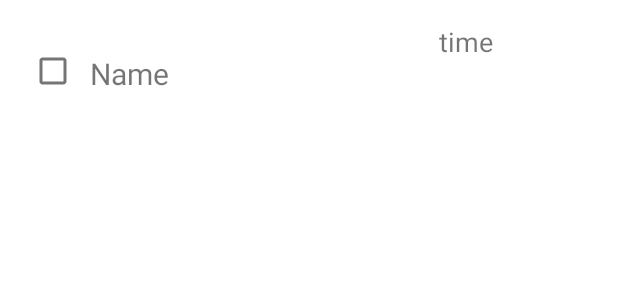
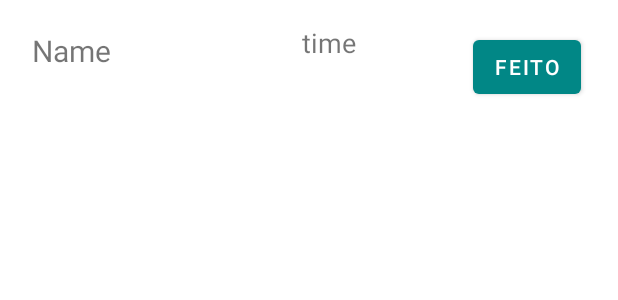
Before and after one commit to 2024-1-NADS3/Projeto1, an Android app: the layout item_tarefa.xml on its own in the app's theme, with its tools: preview values and no code run, on a phone screen of 412 x 824 dp. Shown: the top 300 px of the screen. Run offline under Robolectric (Android 15) with nearby library versions, the light colour scheme and no system bars; network calls fail.

Commit message:
item list alteado

```diff
--- a/src/Frontend/MyNavigation/app/src/main/java/com/example/mynavigation/ui/adapter/Adapter.java
+++ b/src/Frontend/MyNavigation/app/src/main/java/com/example/mynavigation/ui/adapter/Adapter.java
@@ -3,6 +3,7 @@ package com.example.mynavigation.ui.adapter;
 import android.view.LayoutInflater;
 import android.view.View;
 import android.view.ViewGroup;
+import android.widget.Button;
 import android.widget.CheckBox;
 import android.widget.TextView;
 
@@ -42,13 +43,14 @@ public class Adapter extends RecyclerView.Adapter<Adapter.MyViewHolder> {
 
         private TextView textDataHora, textNomeTarefa;
         private CheckBox checkTarefa;
+        private Button btnFeito;
 
         public MyViewHolder(@NonNull View itemView) {
             super(itemView);
 
             textNomeTarefa = itemView.findViewById(R.id.textNomeTarefa);
             textDataHora = itemView.findViewById(R.id.textDataHora);
-            checkTarefa = itemView.findViewById(R.id.checkTarefa);
+            btnFeito = itemView.findViewById(R.id.btnFeito);
         }
     }
 }
--- a/src/Frontend/MyNavigation/app/src/main/java/com/example/mynavigation/ui/adapter/Tarefa.java
+++ b/src/Frontend/MyNavigation/app/src/main/java/com/example/mynavigation/ui/adapter/Tarefa.java
@@ -1,11 +1,23 @@
 package com.example.mynavigation.ui.adapter;
 
+import android.widget.Button;
 import android.widget.CheckBox;
 
 public class Tarefa {
 
     private String nomeTarefa;
     private String dataHora;
+
+    private Button btnFeito;
+
+    public Button getBtnFeito() {
+        return btnFeito;
+    }
+
+    public void setBtnFeito(Button btnFeito) {
+        this.btnFeito = btnFeito;
+    }
+
 
     public String getNomeTarefa() {
         return nomeTarefa;
--- a/src/Frontend/MyNavigation/app/src/main/res/layout/item_tarefa.xml
+++ b/src/Frontend/MyNavigation/app/src/main/res/layout/item_tarefa.xml
@@ -1,8 +1,9 @@
 <?xml version="1.0" encoding="utf-8"?>
 <androidx.constraintlayout.widget.ConstraintLayout xmlns:android="http://schemas.android.com/apk/res/android"
     xmlns:app="http://schemas.android.com/apk/res-auto"
+    xmlns:tools="http://schemas.android.com/tools"
     android:layout_width="match_parent"
-    android:layout_height="68dp"
+    android:layout_height="70dp"
     android:layout_marginHorizontal="10dp"
     android:layout_marginVertical="10dp"
     android:layout_marginStart="12dp"
@@ -12,28 +13,23 @@
 
     <RelativeLayout
         android:id="@+id/relativeLayout"
-        android:layout_width="0dp"
-        android:layout_height="wrap_content"
+        android:layout_width="404dp"
+        android:layout_height="70dp"
+        android:gravity="center_horizontal"
         app:layout_constraintEnd_toEndOf="parent"
         app:layout_constraintStart_toStartOf="parent"
         app:layout_constraintTop_toTopOf="parent">
 
-        <CheckBox
-            android:id="@+id/checkTarefa"
-            android:layout_width="30dp"
-            android:layout_height="30dp"
-            android:layout_marginStart="8dp"
-            android:layout_marginTop="22dp"
-            android:layout_marginBottom="8dp"
-            android:scaleType="centerCrop" />
+        <LinearLayout
+            android:layout_width="390dp"
+            android:layout_height="match_parent"
+            android:gravity="center|center_horizontal">
 
             <TextView
                 android:id="@+id/textNomeTarefa"
-            android:layout_width="209dp"
-            android:layout_height="wrap_content"
+                android:layout_width="180dp"
+                android:layout_height="50dp"
                 android:layout_marginStart="10dp"
-            android:layout_marginTop="25dp"
-            android:layout_toEndOf="@id/checkTarefa"
                 android:text="Name"
                 android:textSize="20sp" />
 
@@ -41,11 +37,20 @@
                 android:id="@+id/textDataHora"
                 android:layout_width="104dp"
                 android:layout_height="58dp"
-            android:layout_marginStart="23dp"
-            android:layout_marginTop="5dp"
-            android:layout_toEndOf="@id/textNomeTarefa"
+                android:layout_marginEnd="10dp"
                 android:text="time"
                 android:textSize="18sp" />
+
+            <Button
+                android:id="@+id/btnFeito"
+                android:layout_width="wrap_content"
+                android:layout_height="wrap_content"
+                android:layout_marginEnd="14dp"
+                android:paddingLeft="8dp"
+                android:paddingRight="8dp"
+                android:text="Feito" />
+        </LinearLayout>
+
     </RelativeLayout>
 
 
```
Lines whose indentation alone changed are shown as unchanged.
